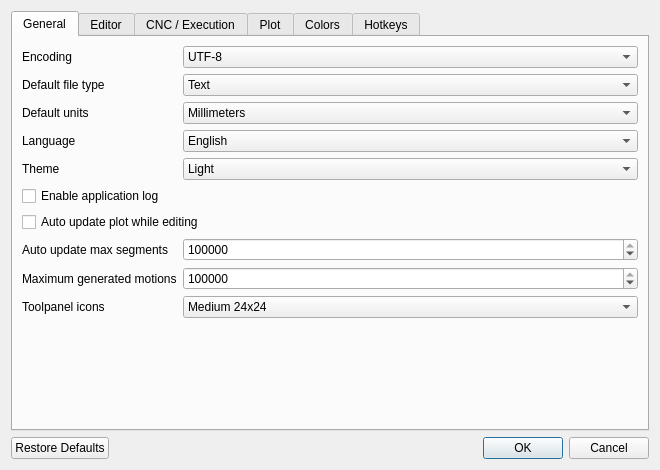
This is app/ui/generated/dialogs/options.ui in MaestroFusion360/easy_gcode_plot as Qt 5 draws it before an edit. The edited form follows.
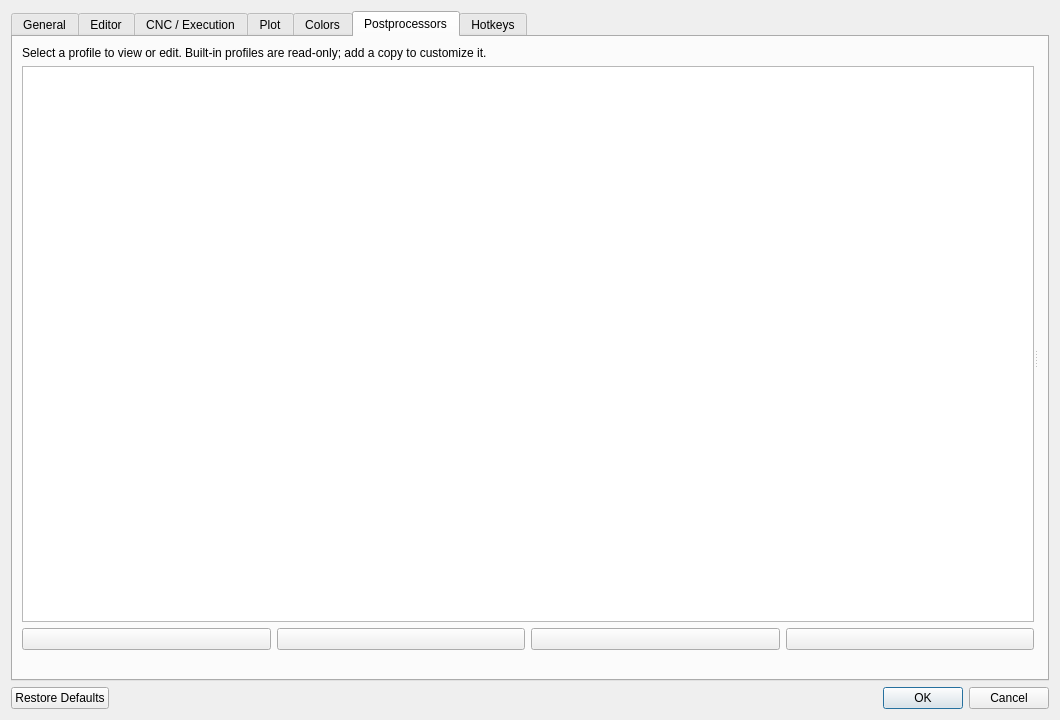
This is the edited form. The open tabs and pages were chosen to show the change. Icons and pictures are not drawn.

Commit message: Postprocessor editor, Heidenhain export and tool JSON exchange

Diff of the .ui file:
```diff
--- a/app/ui/generated/dialogs/options.ui
+++ b/app/ui/generated/dialogs/options.ui
@@ -6,8 +6,8 @@
             <rect>
                 <x>0</x>
                 <y>0</y>
-                <width>660</width>
-                <height>470</height>
+                <width>1060</width>
+                <height>720</height>
             </rect>
         </property>
         <property name="windowTitle">
@@ -794,6 +794,146 @@
                             </item>
                         </layout>
                     </widget>
+                    <widget class="QWidget" name="postprocessorsTab">
+                        <attribute name="title">
+                            <string>Postprocessors</string>
+                        </attribute>
+                        <layout class="QVBoxLayout" name="postprocessorsLayout" stretch="0,1,0">
+                            <item>
+                                <widget class="QLabel" name="postprocessorsHelp">
+                                    <property name="text">
+                                        <string>Select a profile to view or edit. Built-in profiles are read-only; add a copy to customize it.</string>
+                                    </property>
+                                    <property name="wordWrap">
+                                        <bool>true</bool>
+                                    </property>
+                                </widget>
+                            </item>
+                            <item>
+                                <widget class="QSplitter" name="postProfileSplitter">
+                                    <property name="orientation">
+                                        <enum>Qt::Orientation::Horizontal</enum>
+                                    </property>
+                                    <widget class="QWidget" name="postProfileSidebar">
+                                        <layout class="QVBoxLayout" name="postProfileSidebarLayout">
+                                            <item>
+                                                <widget class="QListWidget" name="postProfileList" />
+                                            </item>
+                                            <item>
+                                                <layout class="QHBoxLayout" name="postProfileActions">
+                                                    <item>
+                                                        <widget class="QPushButton" name="newPostProfileButton">
+                                                            <property name="toolTip">
+                                                                <string>Add</string>
+                                                            </property>
+                                                            <property name="accessibleName">
+                                                                <string>Add</string>
+                                                            </property>
+                                                            <property name="text">
+                                                                <string />
+                                                            </property>
+                                                            <property name="icon">
+                                                                <iconset resource="../../../resources/files_res.qrc">
+                                                                    <normaloff>:/resource/icons/add.png</normaloff>:/resource/icons/add.png</iconset>
+                                                            </property>
+                                                            <property name="iconSize">
+                                                                <size>
+                                                                    <width>24</width>
+                                                                    <height>24</height>
+                                                                </size>
+                                                            </property>
+                                                        </widget>
+                                                    </item>
+                                                    <item>
+                                                        <widget class="QPushButton" name="savePostProfileButton">
+                                                            <property name="toolTip">
+                                                                <string>Save</string>
+                                                            </property>
+                                                            <property name="accessibleName">
+                                                                <string>Save</string>
+                                                            </property>
+                                                            <property name="text">
+                                                                <string />
+                                                            </property>
+                                                            <property name="icon">
+                                                                <iconset resource="../../../resources/files_res.qrc">
+                                                                    <normaloff>:/resource/icons/save.png</normaloff>:/resource/icons/save.png</iconset>
+                                                            </property>
+                                                            <property name="iconSize">
+                                                                <size>
+                                                                    <width>24</width>
+                                                                    <height>24</height>
+                                                                </size>
+                                                            </property>
+                                                        </widget>
+                                                    </item>
+                                                    <item>
+                                                        <widget class="QPushButton" name="renamePostProfileButton">
+                                                            <property name="toolTip">
+                                                                <string>Rename</string>
+                                                            </property>
+                                                            <property name="accessibleName">
+                                                                <string>Rename</string>
+                                                            </property>
+                                                            <property name="text">
+                                                                <string />
+                                                            </property>
+                                                            <property name="icon">
+                                                                <iconset resource="../../../resources/files_res.qrc">
+                                                                    <normaloff>:/resource/icons/rename.png</normaloff>:/resource/icons/rename.png</iconset>
+                                                            </property>
+                                                            <property name="iconSize">
+                                                                <size>
+                                                                    <width>24</width>
+                                                                    <height>24</height>
+                                                                </size>
+                                                            </property>
+                                                        </widget>
+                                                    </item>
+                                                    <item>
+                                                        <widget class="QPushButton" name="removePostProfileButton">
+                                                            <property name="toolTip">
+                                                                <string>Delete</string>
+                                                            </property>
+                                                            <property name="accessibleName">
+                                                                <string>Delete</string>
+                                                            </property>
+                                                            <property name="text">
+                                                                <string />
+                                                            </property>
+                                                            <property name="icon">
+                                                                <iconset resource="../../../resources/files_res.qrc">
+                                                                    <normaloff>:/resource/icons/trash.png</normaloff>:/resource/icons/trash.png</iconset>
+                                                            </property>
+                                                            <property name="iconSize">
+                                                                <size>
+                                                                    <width>24</width>
+                                                                    <height>24</height>
+                                                                </size>
+                                                            </property>
+                                                        </widget>
+                                                    </item>
+                                                </layout>
+                                            </item>
+                                        </layout>
+                                    </widget>
+                                    <widget class="QWidget" name="postProfileEditorHost">
+                                        <layout class="QVBoxLayout" name="postProfileEditorLayout" />
+                                    </widget>
+                                </widget>
+                            </item>
+                            <item>
+                                <widget class="QLabel" name="postProfileErrorLabel">
+                                    <property name="text">
+                                        <string />
+                                    </property>
+                                    <property name="wordWrap">
+                                        <bool>true</bool>
+                                    </property>
+                                </widget>
+                            </item>
+                        </layout>
+                    </widget>
                     <widget class="QWidget" name="hotkeysTab">
                         <attribute name="title"><string>Hotkeys</string></attribute>
                         <layout class="QVBoxLayout" name="hotkeysLayout">
```
Left out of the diff: 2 changed lines with no effect on the pictures. The commit also changes 96 other files.
